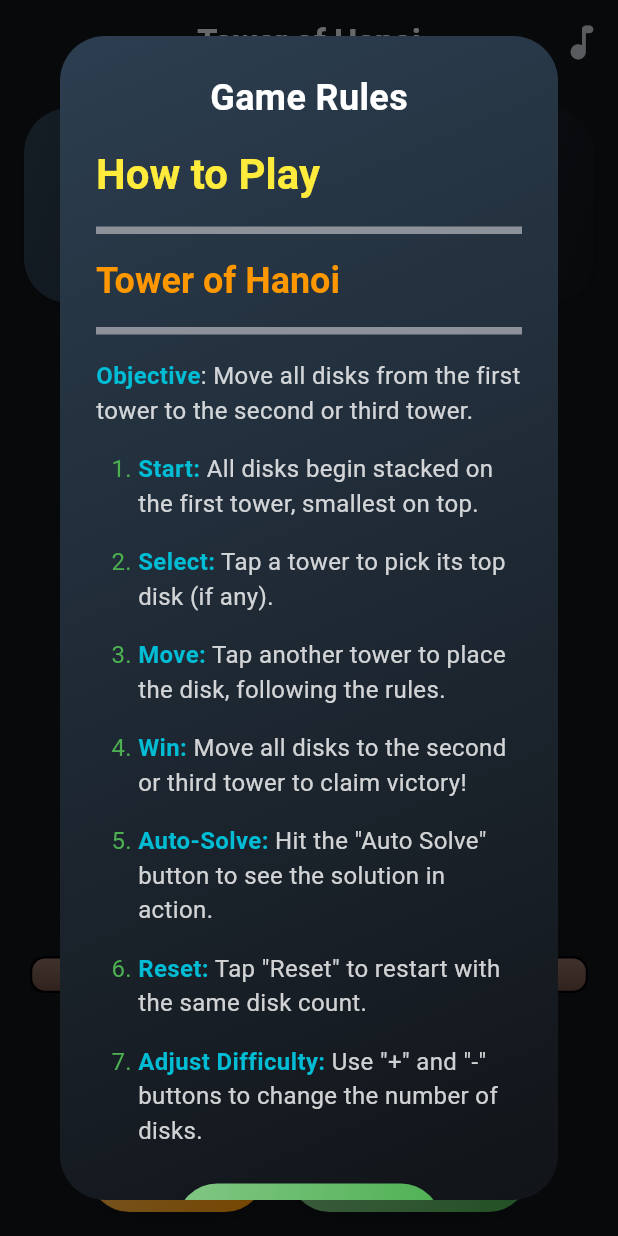
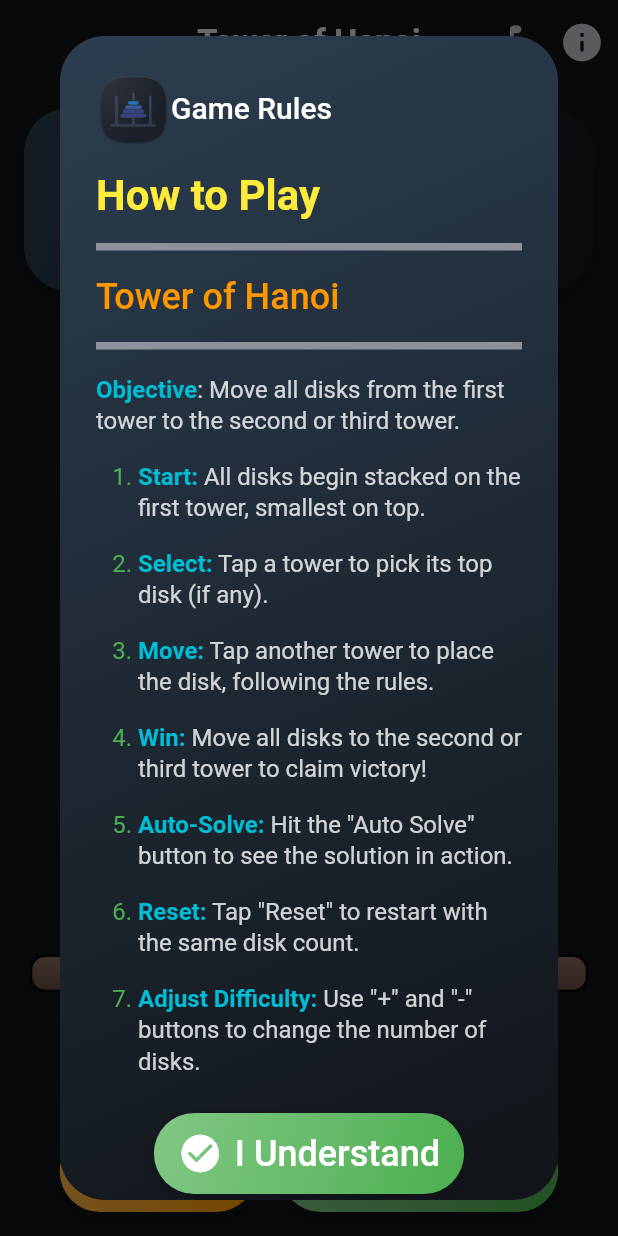
Before and after one commit to Mopheshi/TowerOfHanoi, a Flutter app: the screen it shows after launch, on a phone screen of 412 x 824 dp. Run offline on Flutter 3.47's test engine with Material 3 defaults, Android fonts, the phone set to English and light mode, and no system bars; drawn by our look-alikes of flutter_markdown; our stand-ins replace flutter_riverpod, google_fonts, just_audio, package_info_plus, shared_preferences; missing offline and left inert: audio_session; statements that could not run were skipped.

Commit message:
Code optimisations and UI updates...

```diff
--- a/lib/screens/game_screen.dart
+++ b/lib/screens/game_screen.dart
@@ -68,39 +68,7 @@ class _GameScreenState extends ConsumerState<GameScreen> {
           style: TextStyle(fontWeight: FontWeight.bold),
         ),
         centerTitle: true,
-        actions: [
-          IconButton(
-            iconSize: 30,
-            tooltip: gameState.isMusicPlaying ? 'Stop Music' : 'Play Music',
-            icon: AnimatedSwitcher(
-              duration: const Duration(milliseconds: 300),
-              transitionBuilder:
-                  (child, animation) =>
-                      ScaleTransition(scale: animation, child: child),
-              child:
-                  gameState.isMusicPlaying
-                      ? const Icon(
-                        Icons.music_note_rounded,
-                        key: ValueKey('playing'),
-                      )
-                      : const Icon(
-                        Icons.music_off_rounded,
-                        key: ValueKey('stopped'),
-                      ),
-            ),
-            onPressed: () {
-              final newMusicState = !gameState.isMusicPlaying;
-
-              ref.read(gameProvider.notifier).toggleMusicState(newMusicState);
-
-              if (newMusicState) {
-                GameAudioPlayer.playBackgroundMusic();
-              } else {
-                GameAudioPlayer.pauseBackgroundMusic();
-              }
-            },
-          ),
-        ],
+        actions: [MusicToggle(), AboutIcon()],
       ),
       body: SafeArea(
         child:
@@ -125,7 +93,7 @@ class _GameScreenState extends ConsumerState<GameScreen> {
           padding: EdgeInsets.symmetric(horizontal: 16.0),
           child: GameControls(),
         ),
-        const SizedBox(height: 16),
+        h16,
       ],
     );
   }
--- a/lib/utils/constants.dart
+++ b/lib/utils/constants.dart
@@ -1,7 +1,6 @@
 const String appName = "Tower of Hanoi";
 
-// const String assetsPath = "assets/";
-// const String soundsPath = "sounds/";
+const String imagesPath = "assets/images/";
 const String soundsPath = "assets/sounds/";
 
 // Sound assets
@@ -15,15 +14,18 @@ const String clickSound = "${soundsPath}click.mp3";
 const String lostSound = "${soundsPath}lost.mp3";
 const String backgroundMusic = "${soundsPath}background_music.mp3";
 
+// Image assets
+const String appIcon = "${imagesPath}ic_launcher.png";
+
 // Constants
 const int minDiskCount = 3;
 const int maxDiskCount = 7;
 
-// Game Rules
-const String gameRules = '''
+// Game Strings
+const String gameRules = """
 # How to Play
 ---
-## Tower of Hanoi
+## $appName
 ---
 **Objective**:
 Move all disks from the first tower to the second or third tower.
@@ -35,4 +37,25 @@ Move all disks from the first tower to the second or third tower.
 5. **Auto-Solve:** Hit the "Auto Solve" button to see the solution in action.
 6. **Reset:** Tap "Reset" to restart with the same disk count.
 7. **Adjust Difficulty:** Use "+" and "-" buttons to change the number of disks.
-''';
+""";
+
+const String aboutApp = """
+# About $appName
+---
+## What is $appName?
+The **$appName** is a classic puzzle game where the goal is to move all disks from one tower to another, following specific rules.
+
+## Features
+- Interactive gameplay
+- Auto-solve functionality
+- Adjustable difficulty
+- Performance tracking
+- Immersive audio
+
+## How to Play
+1. Move disks one at a time.
+2. Follow the rules: larger disks cannot be placed on smaller ones.
+3. Solve the puzzle to win!
+
+Enjoy the game and challenge yourself!
+""";
--- a/lib/utils/theme.dart
+++ b/lib/utils/theme.dart
@@ -1,9 +1,11 @@
 import 'package:flutter/material.dart';
 import 'package:google_fonts/google_fonts.dart';
+
 import 'colours.dart';
 
 // Theme configuration
 final ThemeData appTheme = ThemeData(
+  brightness: Brightness.dark,
   colorScheme: ColorScheme.fromSeed(
     seedColor: Colors.blue,
     brightness: Brightness.dark,
@@ -12,5 +14,53 @@ final ThemeData appTheme = ThemeData(
     surfaceBright: Colours.surfaceBrightColor,
   ),
   useMaterial3: true,
-  textTheme: GoogleFonts.rubikBubblesTextTheme(),
+  textTheme: GoogleFonts.rubikBubblesTextTheme(
+    TextTheme(
+      displayLarge: const TextStyle(
+        fontSize: 32,
+        fontWeight: FontWeight.w700,
+        color: Colors.white,
+      ),
+      displayMedium: const TextStyle(
+        fontSize: 28,
+        fontWeight: FontWeight.w700,
+        color: Colors.white,
+      ),
+      displaySmall: const TextStyle(
+        fontSize: 24,
+        fontWeight: FontWeight.w500,
+        color: Colors.white,
+      ),
+      headlineLarge: const TextStyle(
+        fontSize: 20,
+        fontWeight: FontWeight.w500,
+        color: Colors.white,
+      ),
+      headlineMedium: const TextStyle(
+        fontSize: 18,
+        fontWeight: FontWeight.w400,
+        color: Colors.white,
+      ),
+      headlineSmall: const TextStyle(
+        fontSize: 16,
+        fontWeight: FontWeight.w400,
+        color: Colors.white,
+      ),
+      bodyLarge: const TextStyle(
+        fontSize: 14,
+        fontWeight: FontWeight.w400,
+        color: Colors.white,
+      ),
+      bodyMedium: const TextStyle(
+        fontSize: 12,
+        fontWeight: FontWeight.w400,
+        color: Colors.white,
+      ),
+      bodySmall: const TextStyle(
+        fontSize: 10,
+        fontWeight: FontWeight.w400,
+        color: Colors.white,
+      ),
+    ),
+  ),
 );
--- a/lib/utils/utilities.dart
+++ b/lib/utils/utilities.dart
@@ -1,5 +1,18 @@
 import 'package:flutter/foundation.dart';
+import 'package:flutter/material.dart';
 
 void ll(String s) {
   if (kDebugMode) debugPrint(s);
 }
+
+const h2 = SizedBox(height: 2);
+const h4 = SizedBox(height: 4);
+const h8 = SizedBox(height: 8);
+const h16 = SizedBox(height: 16);
+const h24 = SizedBox(height: 24);
+
+const w2 = SizedBox(width: 2);
+const w4 = SizedBox(width: 4);
+const w8 = SizedBox(width: 8);
+const w16 = SizedBox(width: 16);
+const w24 = SizedBox(width: 24);
--- a/lib/widgets/action_button.dart
+++ b/lib/widgets/custom/action_button.dart
@@ -1,6 +1,6 @@
 import 'package:flutter/material.dart';
 
-import '../utils/colours.dart';
+import '../../utils/utils.dart';
 
 class ActionButton extends StatefulWidget {
   final String label;
@@ -85,14 +85,10 @@ class _ActionButtonState extends State<ActionButton> {
                   mainAxisSize: MainAxisSize.min,
                   children: [
                     Icon(widget.icon, size: 30, color: Colors.white),
-                    const SizedBox(width: 8),
+                    w8,
                     Text(
                       widget.label,
-                      style: const TextStyle(
-                        fontSize: 18,
-                        fontWeight: FontWeight.bold,
-                        color: Colors.white,
-                      ),
+                      style: Theme.of(context).textTheme.displaySmall,
                     ),
                   ],
                 ),
--- a/lib/widgets/custom_container.dart
+++ b/lib/widgets/custom/gradient_container.dart
@@ -1,9 +1,9 @@
 import 'package:flutter/material.dart';
 
-class CustomContainer extends StatelessWidget {
+class GradientContainer extends StatelessWidget {
   final Widget child;
 
-  const CustomContainer({super.key, required this.child});
+  const GradientContainer({super.key, required this.child});
 
   @override
   Widget build(BuildContext context) {
--- /dev/null
+++ b/lib/widgets/custom/markdown_text.dart
@@ -0,0 +1,36 @@
+import 'package:flutter/material.dart';
+import 'package:flutter_markdown/flutter_markdown.dart';
+
+import '../../utils/colours.dart';
+
+class MarkdownText extends StatelessWidget {
+  final String text;
+
+  const MarkdownText({super.key, required this.text});
+
+  @override
+  Widget build(BuildContext context) {
+    return MarkdownBody(
+      data: text,
+      styleSheet: MarkdownStyleSheet(
+        h1: Theme.of(
+          context,
+        ).textTheme.displayMedium?.copyWith(color: Colours.yellowColor),
+        h2: Theme.of(
+          context,
+        ).textTheme.displaySmall?.copyWith(color: Colours.orangeColor),
+        p: Theme.of(
+          context,
+        ).textTheme.headlineSmall?.copyWith(color: Colors.white.withAlpha(204)),
+        strong: Theme.of(context).textTheme.headlineSmall?.copyWith(
+          color: Colors.cyan,
+          fontWeight: FontWeight.bold,
+        ),
+        listBullet: Theme.of(
+          context,
+        ).textTheme.headlineSmall?.copyWith(color: Colours.greenColor),
+        blockSpacing: 16.0,
+      ),
+    );
+  }
+}
--- /dev/null
+++ b/lib/widgets/custom/music_toggle.dart
@@ -0,0 +1,41 @@
+import 'package:flutter/material.dart';
+import 'package:flutter_riverpod/flutter_riverpod.dart';
+
+import '../../providers/game_provider.dart';
+import '../../utils/utils.dart';
+
+class MusicToggle extends ConsumerWidget {
+  const MusicToggle({super.key});
+
+  @override
+  Widget build(BuildContext context, WidgetRef ref) {
+    final gameState = ref.watch(gameProvider);
+    return IconButton(
+      iconSize: 30,
+      tooltip: gameState.isMusicPlaying ? 'Stop Music' : 'Play Music',
+      icon: AnimatedSwitcher(
+        duration: const Duration(milliseconds: 300),
+        transitionBuilder:
+            (child, animation) =>
+                ScaleTransition(scale: animation, child: child),
+        child:
+            gameState.isMusicPlaying
+                ? const Icon(Icons.music_note_rounded, key: ValueKey('playing'))
+                : const Icon(Icons.music_off_rounded, key: ValueKey('stopped')),
+      ),
+      onPressed: () {
+        GameAudioPlayer.playEffect(GameSounds.click);
+
+        final newMusicState = !gameState.isMusicPlaying;
+
+        ref.read(gameProvider.notifier).toggleMusicState(newMusicState);
+
+        if (newMusicState) {
+          GameAudioPlayer.playBackgroundMusic();
+        } else {
+          GameAudioPlayer.pauseBackgroundMusic();
+        }
+      },
+    );
+  }
+}
--- /dev/null
+++ b/lib/widgets/dialogs/rules_dialog.dart
@@ -0,0 +1,52 @@
+import 'package:flutter/material.dart';
+import 'package:flutter_riverpod/flutter_riverpod.dart';
+
+import '../../providers/rules_provider.dart';
+import '../../utils/utils.dart';
+import '../widgets.dart';
+
+class RulesDialog extends ConsumerWidget {
+  const RulesDialog({super.key});
+
+  @override
+  Widget build(BuildContext context, WidgetRef ref) {
+    return Dialog(
+      shape: RoundedRectangleBorder(borderRadius: BorderRadius.circular(30)),
+      backgroundColor: Colors.transparent,
+      elevation: 20,
+      child: GradientContainer(
+        child: SingleChildScrollView(
+          physics: const BouncingScrollPhysics(),
+          padding: const EdgeInsets.all(24),
+          child: Column(
+            mainAxisSize: MainAxisSize.min,
+            children: [
+              Row(
+                children: [
+                  Image.asset(appIcon, width: 50, height: 50),
+                  h16,
+                  Text(
+                    'Game Rules',
+                    style: Theme.of(context).textTheme.headlineLarge,
+                  ),
+                ],
+              ),
+              h16,
+              MarkdownText(text: gameRules),
+              h24,
+              ActionButton(
+                icon: Icons.check_circle_rounded,
+                label: 'I Understand',
+                onPressed: () {
+                  GameAudioPlayer.playEffect(GameSounds.click);
+                  ref.read(rulesProvider.notifier).acceptRules();
+                  Navigator.of(context).pop();
+                },
+              ),
+            ],
+          ),
+        ),
+      ),
+    );
+  }
+}
--- a/lib/widgets/game_controls.dart
+++ b/lib/widgets/game_controls.dart
@@ -20,7 +20,7 @@ class GameControls extends ConsumerWidget {
             mainAxisSize: MainAxisSize.min,
             children: [
               _buildDiskCountSelector(gameState, gameNotifier),
-              const SizedBox(height: 16),
+              h16,
               _buildActionButtons(gameState, gameNotifier, context),
             ],
           );
@@ -29,7 +29,7 @@ class GameControls extends ConsumerWidget {
             mainAxisSize: MainAxisSize.min,
             children: [
               _buildDiskCountSelector(gameState, gameNotifier),
-              const SizedBox(height: 16),
+              h16,
               _buildActionButtons(gameState, gameNotifier, context),
             ],
           );
@@ -53,7 +53,7 @@ class GameControls extends ConsumerWidget {
             fontWeight: FontWeight.bold,
           ),
         ),
-        const SizedBox(width: 16),
+        w16,
         CircleButton(
           icon: Icons.remove_rounded,
           onPressed:
@@ -104,7 +104,7 @@ class GameControls extends ConsumerWidget {
             onPressed: () => gameNotifier.resetGame(),
             backgroundColor: Colours.orangeColor,
           ),
-          const SizedBox(width: 16),
+          w16,
           ActionButton(
             label: 'Auto Solve',
             icon: Icons.auto_awesome_rounded,
--- a/lib/widgets/rules_dialog.dart
+++ /dev/null
@@ -1,77 +0,0 @@
-import 'package:flutter/material.dart';
-import 'package:flutter_markdown/flutter_markdown.dart';
-import 'package:flutter_riverpod/flutter_riverpod.dart';
-
-import '../providers/rules_provider.dart';
-import '../utils/utils.dart';
-import 'widgets.dart';
-
-class RulesDialog extends ConsumerWidget {
-  const RulesDialog({super.key});
-
-  @override
-  Widget build(BuildContext context, WidgetRef ref) {
-    return Dialog(
-      shape: RoundedRectangleBorder(borderRadius: BorderRadius.circular(30)),
-      backgroundColor: Colors.transparent,
-      elevation: 20,
-      child: CustomContainer(
-        child: SingleChildScrollView(
-          physics: const BouncingScrollPhysics(),
-          padding: const EdgeInsets.all(24),
-          child: Column(
-            mainAxisSize: MainAxisSize.min,
-            children: [
-              const Text(
-                'Game Rules',
-                style: TextStyle(
-                  fontSize: 24,
-                  fontWeight: FontWeight.bold,
-                  color: Colors.white,
-                ),
-              ),
-              const SizedBox(height: 16),
-              MarkdownBody(
-                data: gameRules,
-                styleSheet: MarkdownStyleSheet(
-                  h1: const TextStyle(
-                    color: Colours.yellowColor,
-                    fontSize: 28,
-                    fontWeight: FontWeight.bold,
-                  ),
-                  h2: const TextStyle(
-                    color: Colours.orangeColor,
-                    fontSize: 24,
-                    fontWeight: FontWeight.w600,
-                  ),
-                  p: TextStyle(
-                    color: Colors.white.withAlpha(204),
-                    fontSize: 16,
-                  ),
-                  strong: const TextStyle(
-                    color: Colors.cyan,
-                    fontWeight: FontWeight.bold,
-                  ),
-                  listBullet: const TextStyle(
-                    color: Colors.green,
-                    fontSize: 16,
-                  ),
-                  blockSpacing: 16.0,
-                ),
-              ),
-              const SizedBox(height: 24),
-              ActionButton(
-                icon: Icons.check_circle_rounded,
-                label: 'I Understand',
-                onPressed: () {
-                  ref.read(rulesProvider.notifier).acceptRules();
-                  Navigator.of(context).pop();
-                },
-              ),
-            ],
-          ),
-        ),
-      ),
-    );
-  }
-}
--- a/lib/widgets/stats_panel.dart
+++ b/lib/widgets/stats_panel.dart
@@ -31,8 +31,11 @@ class _StatsPanelState extends ConsumerState<StatsPanel> {
 
   void _setupTimerListener() {
     ref.listenManual(gameProvider, (previous, next) {
-      if (next.isPlaying && _timer == null) _startTimer();
-      else if (!next.isPlaying && _timer != null) _stopTimer();
+      if (next.isPlaying && _timer == null) {
+        _startTimer();
+      } else if (!next.isPlaying && _timer != null) {
+        _stopTimer();
+      }
     });
   }
 
@@ -142,16 +145,14 @@ class _StatsPanelState extends ConsumerState<StatsPanel> {
               (context, animatedColor, child) =>
                   Icon(icon, color: animatedColor, size: 30),
         ),
-        const SizedBox(height: 4),
+        h4,
         Text(
           label,
-          style: TextStyle(
+          style: Theme.of(context).textTheme.headlineSmall?.copyWith(
             color: Colors.white.withAlpha(204),
-            fontSize: 16,
-            fontWeight: FontWeight.w500,
           ),
         ),
-        const SizedBox(height: 2),
+        h2,
         AnimatedContainer(
           duration: const Duration(milliseconds: 300),
           curve: Curves.easeInOut,
@@ -160,14 +161,7 @@ class _StatsPanelState extends ConsumerState<StatsPanel> {
             color: color.withAlpha(51),
             borderRadius: BorderRadius.circular(20),
           ),
-          child: Text(
-            value,
-            style: const TextStyle(
-              color: Colors.white,
-              fontWeight: FontWeight.bold,
-              fontSize: 20,
-            ),
-          ),
+          child: Text(value, style: Theme.of(context).textTheme.headlineMedium),
         ),
       ],
     );
--- a/pubspec.yaml
+++ b/pubspec.yaml
@@ -3,7 +3,7 @@ description: "Tower of Hanoi mobile game... Strictly for game development practi
 
 publish_to: 'none' # Remove this line if you wish to publish to pub.dev
 
-version: 1.0.0+1
+version: 1.0.0-Beta+1
 
 environment:
   sdk: ^3.7.0
@@ -20,6 +20,7 @@ dependencies:
   audio_session: ^0.2.0
   shared_preferences: ^2.5.3
   flutter_markdown: ^0.7.7
+  package_info_plus: ^8.3.0
 
 dev_dependencies:
   flutter_test:
@@ -32,4 +33,5 @@ flutter:
   uses-material-design: true
 
   assets:
+    - assets/images/
     - assets/sounds/
```
Also changed, not shown: lib/widgets/custom/about_icon.dart (added, +80 -0 lines), lib/widgets/custom/stat_row.dart (added, +26 -0 lines), lib/widgets/dialogs/lose_dialog.dart (renamed from lib/widgets/lose_dialog.dart, +25 -52 lines), lib/widgets/dialogs/win_dialog.dart (renamed from lib/widgets/win_dialog.dart, +24 -43 lines), lib/widgets/widgets.dart (+10 -6 lines), assets/images/ic_launcher.png (added), lib/widgets/custom/circle_button.dart (renamed from lib/widgets/circle_button.dart), pubspec.lock.
